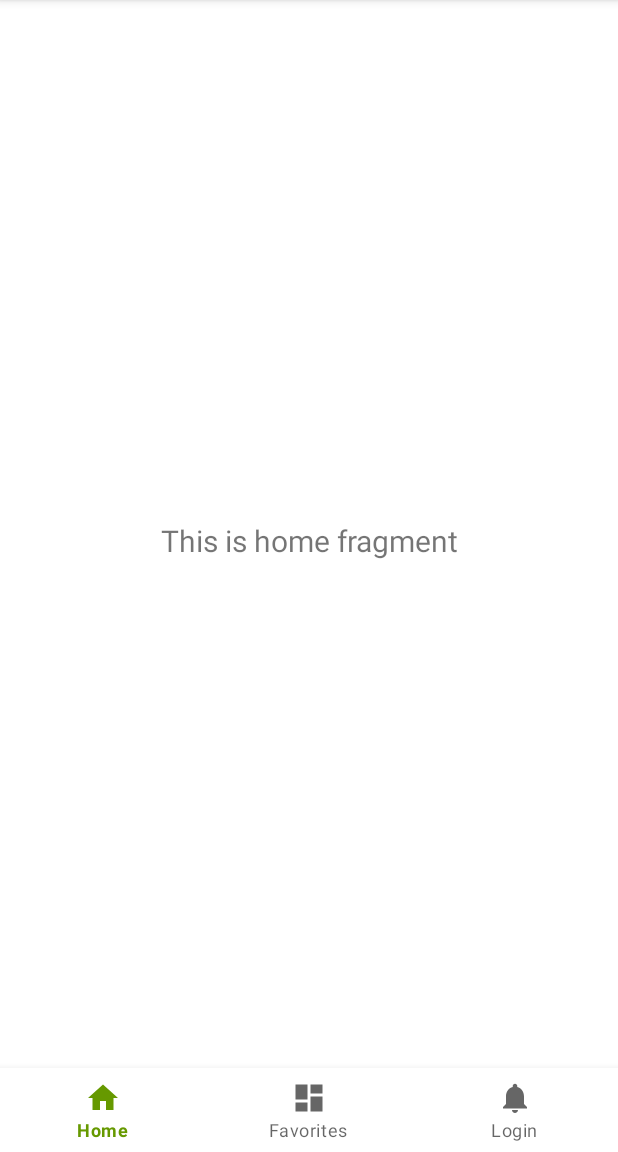
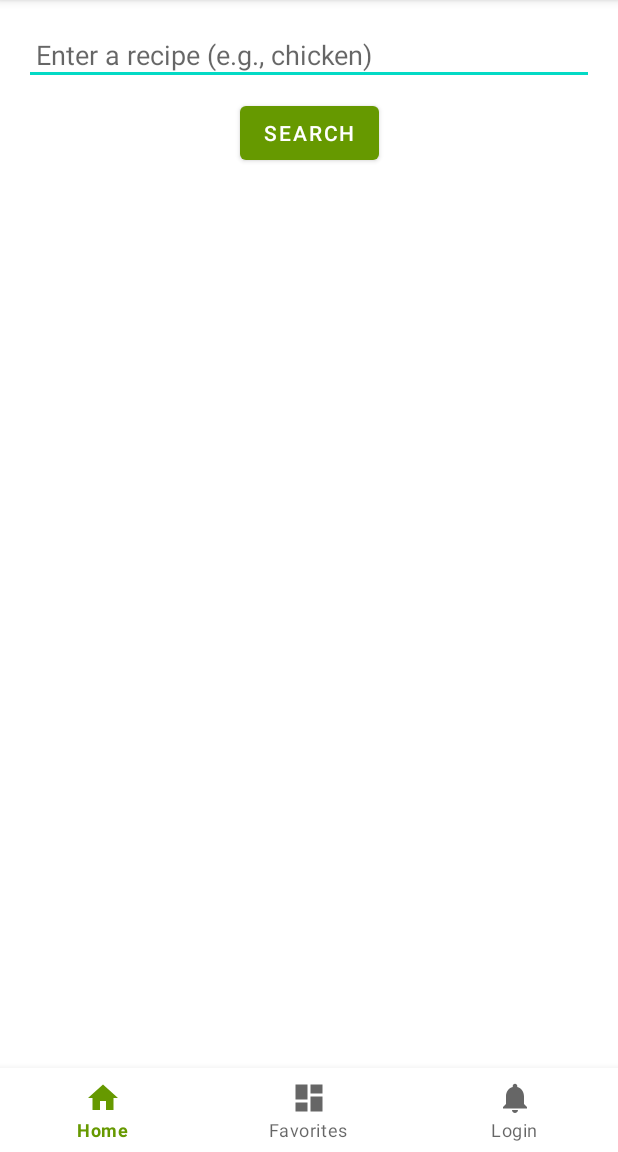
Before and after one commit to darianodirling/FlavorFinderApp, an Android app: the screen it shows after launch (MainActivity), on a phone screen of 412 x 824 dp, the part 84-1236 px from its top. Run offline under Robolectric (Android 15) with nearby library versions, the phone set to English and light mode, and no system bars; pictures from the network do not load.

Commit message:
Added UI for searching recipes... Gotta test the api call now.

```diff
--- a/app/build.gradle.kts
+++ b/app/build.gradle.kts
@@ -61,4 +61,7 @@ dependencies {
     testImplementation(libs.junit)
     androidTestImplementation(libs.ext.junit)
     androidTestImplementation(libs.espresso.core)
+
+    implementation("com.github.bumptech.glide:glide:4.14.2")
+    annotationProcessor("com.github.bumptech.glide:compiler:4.14.2")
 }
--- /dev/null
+++ b/app/src/main/java/com/example/flavorfinderapp/adapters/RecipeAdapter.java
@@ -0,0 +1,65 @@
+package com.example.flavorfinderapp.adapters;
+
+import android.view.LayoutInflater;
+import android.view.View;
+import android.view.ViewGroup;
+import android.widget.ImageView;
+import android.widget.TextView;
+
+import androidx.annotation.NonNull;
+import androidx.recyclerview.widget.RecyclerView;
+
+import com.bumptech.glide.Glide;
+import com.example.flavorfinderapp.R;
+import com.example.flavorfinderapp.models.RecipeResponse;
+
+import java.util.List;
+
+public class RecipeAdapter extends RecyclerView.Adapter<RecipeAdapter.RecipeViewHolder> {
+    private List<RecipeResponse.Hit> recipeList;
+
+    public RecipeAdapter(List<RecipeResponse.Hit> recipeList) {
+        this.recipeList = recipeList;
+    }
+
+    public void updateRecipes(List<RecipeResponse.Hit> newRecipes) {
+        this.recipeList = newRecipes;
+        notifyDataSetChanged();
+    }
+
+    @NonNull
+    @Override
+    public RecipeViewHolder onCreateViewHolder(@NonNull ViewGroup parent, int viewType) {
+        View view = LayoutInflater.from(parent.getContext())
+                .inflate(R.layout.item_recipe, parent, false);
+        return new RecipeViewHolder(view);
+    }
+
+    @Override
+    public void onBindViewHolder(@NonNull RecipeViewHolder holder, int position) {
+        RecipeResponse.Recipe recipe = recipeList.get(position).getRecipe();
+        holder.title.setText(recipe.getLabel());
+        holder.calories.setText("Calories: " + recipe.getCalories());
+        Glide.with(holder.itemView.getContext())
+                .load(recipe.getImage())
+                .into(holder.image);
+    }
+
+    @Override
+    public int getItemCount() {
+        return recipeList != null ? recipeList.size() : 0;
+    }
+
+    static class RecipeViewHolder extends RecyclerView.ViewHolder {
+        TextView title;
+        TextView calories;
+        ImageView image;
+
+        public RecipeViewHolder(@NonNull View itemView) {
+            super(itemView);
+            title = itemView.findViewById(R.id.recipe_title);
+            calories = itemView.findViewById(R.id.recipe_calories);
+            image = itemView.findViewById(R.id.recipe_image);
+        }
+    }
+}
--- a/app/src/main/java/com/example/flavorfinderapp/ui/home/HomeFragment.java
+++ b/app/src/main/java/com/example/flavorfinderapp/ui/home/HomeFragment.java
@@ -1,24 +1,28 @@
 package com.example.flavorfinderapp.ui.home;
 
 import android.os.Bundle;
-import android.util.Log;
 import android.view.LayoutInflater;
 import android.view.View;
 import android.view.ViewGroup;
-import android.widget.TextView;
+import android.widget.Button;
+import android.widget.EditText;
+import android.widget.Toast;
 
 import androidx.annotation.NonNull;
 import androidx.fragment.app.Fragment;
-import androidx.lifecycle.Observer;
 import androidx.lifecycle.ViewModelProvider;
+import androidx.recyclerview.widget.LinearLayoutManager;
+import androidx.recyclerview.widget.RecyclerView;
 
 import com.example.flavorfinderapp.databinding.FragmentHomeBinding;
+import com.example.flavorfinderapp.adapters.RecipeAdapter;
 import com.example.flavorfinderapp.models.RecipeResponse;
 
 public class HomeFragment extends Fragment {
 
     private FragmentHomeBinding binding;
     private HomeViewModel homeViewModel;
+    private RecipeAdapter recipeAdapter;
 
     @Override
     public View onCreateView(@NonNull LayoutInflater inflater,
@@ -28,23 +32,32 @@ public class HomeFragment extends Fragment {
         binding = FragmentHomeBinding.inflate(inflater, container, false);
         View root = binding.getRoot();
 
-        final TextView textView = binding.textHome;
-        homeViewModel.getText().observe(getViewLifecycleOwner(), textView::setText);
+        // Get references to UI components
+        EditText searchInput = binding.searchInput;
+        Button searchButton = binding.searchButton;
+        RecyclerView recyclerView = binding.recipeList;
 
-        // Observe recipes LiveData
-        homeViewModel.getRecipes().observe(getViewLifecycleOwner(), new Observer<RecipeResponse>() {
-            @Override
-            public void onChanged(RecipeResponse recipeResponse) {
-                if (recipeResponse != null) {
-                    // Update UI with recipe data
-                    Log.d("HomeFragment", "Recipes fetched: " + recipeResponse.getHits().size());
-                    // You can update RecyclerView or other UI components here
-                }
+        // Set up RecyclerView
+        recyclerView.setLayoutManager(new LinearLayoutManager(getContext()));
+        recipeAdapter = new RecipeAdapter(null); // Start with an empty list
+        recyclerView.setAdapter(recipeAdapter);
+
+        // Observe LiveData for recipes and update the RecyclerView
+        homeViewModel.getRecipes().observe(getViewLifecycleOwner(), recipeResponse -> {
+            if (recipeResponse != null) {
+                recipeAdapter.updateRecipes(recipeResponse.getHits());
             }
         });
 
-        // Fetch recipes for "chicken"
-        homeViewModel.fetchRecipes("chicken");
+        // Set up the search button click listener
+        searchButton.setOnClickListener(v -> {
+            String query = searchInput.getText().toString().trim();
+            if (!query.isEmpty()) {
+                homeViewModel.fetchRecipes(query); // Trigger API call with user input
+            } else {
+                Toast.makeText(getContext(), "Please enter a search term", Toast.LENGTH_SHORT).show();
+            }
+        });
 
         return root;
     }
--- a/app/src/main/res/layout/fragment_home.xml
+++ b/app/src/main/res/layout/fragment_home.xml
@@ -1,22 +1,44 @@
 <?xml version="1.0" encoding="utf-8"?>
-<androidx.constraintlayout.widget.ConstraintLayout xmlns:android="http://schemas.android.com/apk/res/android"
+<androidx.constraintlayout.widget.ConstraintLayout
+    xmlns:android="http://schemas.android.com/apk/res/android"
     xmlns:app="http://schemas.android.com/apk/res-auto"
     xmlns:tools="http://schemas.android.com/tools"
     android:layout_width="match_parent"
     android:layout_height="match_parent"
     tools:context=".ui.home.HomeFragment">
 
-    <TextView
-        android:id="@+id/text_home"
-        android:layout_width="match_parent"
+    <EditText
+        android:id="@+id/search_input"
+        android:layout_width="0dp"
         android:layout_height="wrap_content"
-        android:layout_marginStart="8dp"
-        android:layout_marginTop="8dp"
-        android:layout_marginEnd="8dp"
-        android:textAlignment="center"
-        android:textSize="20sp"
+        android:hint="Enter a recipe (e.g., chicken)"
+        android:padding="8dp"
+        android:inputType="text"
+        app:layout_constraintTop_toTopOf="parent"
+        app:layout_constraintStart_toStartOf="parent"
+        app:layout_constraintEnd_toEndOf="parent"
+        android:layout_marginStart="16dp"
+        android:layout_marginEnd="16dp"
+        android:layout_marginTop="16dp" />
+
+    <Button
+        android:id="@+id/search_button"
+        android:layout_width="wrap_content"
+        android:layout_height="wrap_content"
+        android:text="Search"
+        app:layout_constraintTop_toBottomOf="@id/search_input"
+        app:layout_constraintStart_toStartOf="parent"
+        app:layout_constraintEnd_toEndOf="parent"
+        android:layout_marginTop="8dp" />
+
+    <androidx.recyclerview.widget.RecyclerView
+        android:id="@+id/recipe_list"
+        android:layout_width="0dp"
+        android:layout_height="0dp"
+        app:layout_constraintTop_toBottomOf="@id/search_button"
+        app:layout_constraintStart_toStartOf="parent"
+        app:layout_constraintEnd_toEndOf="parent"
         app:layout_constraintBottom_toBottomOf="parent"
-        app:layout_constraintEnd_toEndOf="parent"
-        app:layout_constraintStart_toStartOf="parent"
-        app:layout_constraintTop_toTopOf="parent" />
+        android:padding="8dp" />
+
 </androidx.constraintlayout.widget.ConstraintLayout>
```
Also changed, not shown: app/src/main/res/layout/item_recipe.xml (added, +33 -0 lines).
